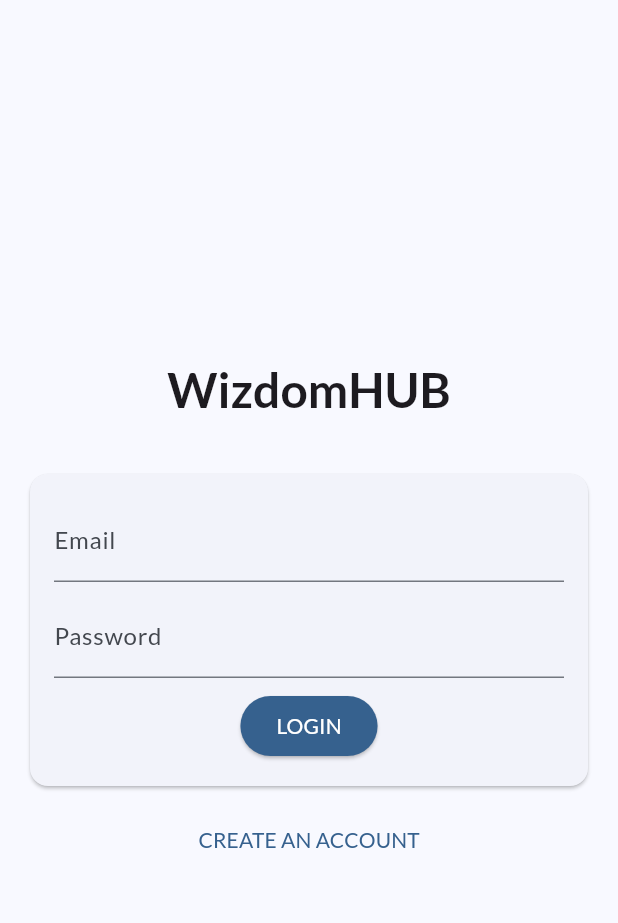
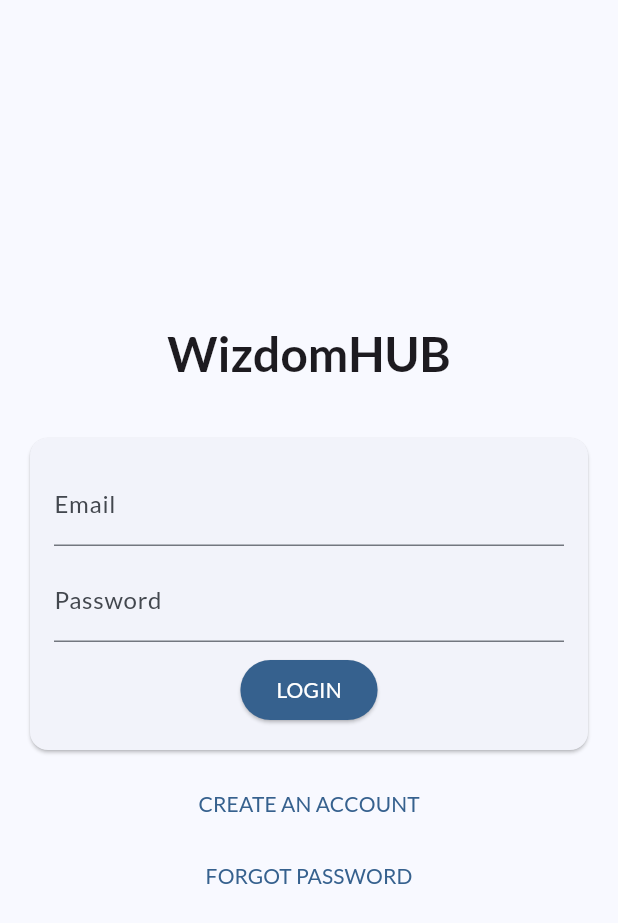
Before and after one commit to davecharm16/wizdom_app, a Flutter app: the screen it shows after launch, on a phone screen of 412 x 824 dp. Shown: the top 923 px of the screen. Run offline on Flutter 3.47's test engine with Material 3 defaults, Android fonts, the phone set to English and light mode, and no system bars; our stand-ins replace google_fonts.

Commit message:
feat: added forgot password

```diff
--- a/lib/app/features/auth/presentation/screen/auth.screen.dart
+++ b/lib/app/features/auth/presentation/screen/auth.screen.dart
@@ -77,6 +77,16 @@ class _AuthScreenState extends State<AuthScreen> {
                       : 'I already have an account'.toUpperCase(),
                 ),
               ),
+              TextButton(
+                onPressed: () {
+                  setState(() {
+                    _isLogin = !_isLogin;
+                  });
+                },
+                child: Text(
+                  'forgot password'.toUpperCase(),
+                ),
+              ),
             ],
           ),
         ),
```
